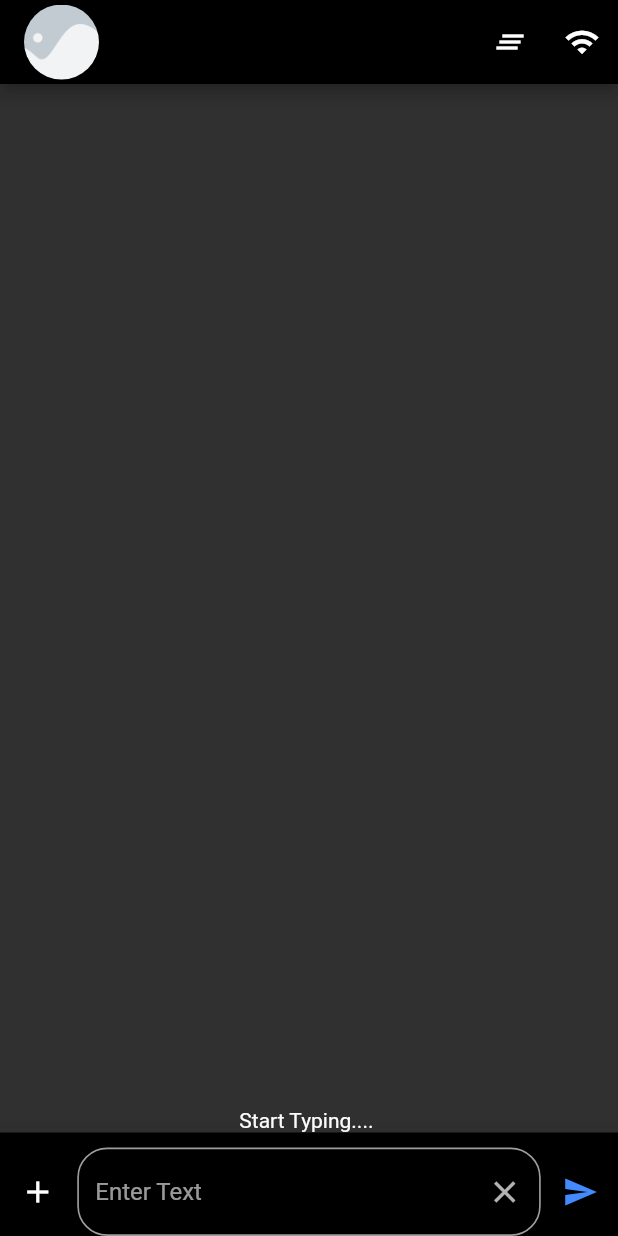
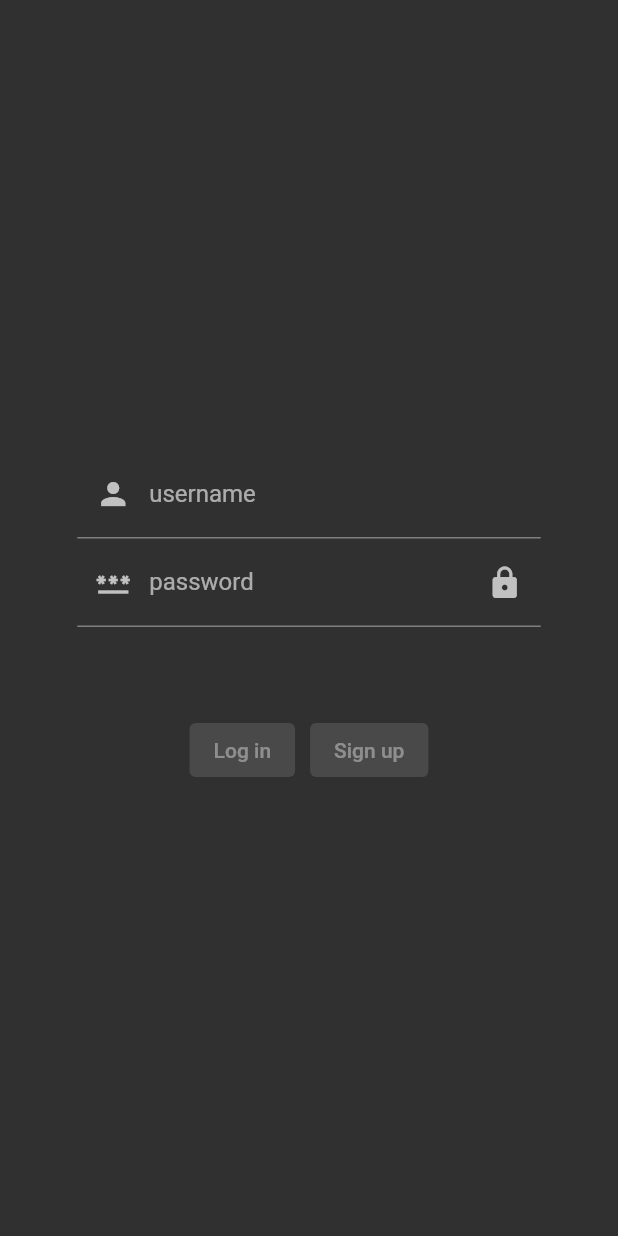
Before and after one commit to Ali-10011/Project-Note-Frontend, a Flutter app: the screen it shows after launch, on a phone screen of 412 x 824 dp. Run offline on Flutter 3.47's test engine with Material 2 defaults, Android fonts, the phone set to English and light mode, and no system bars; our stand-ins replace bubble, cached_network_image, camera, connectivity_plus, file_picker, firebase_core and 3 more; missing offline and left inert: cached_video_player; accounts and stored records are empty.

Commit message:
Added Login/Signup authorization with token, now token goes with http requests to ensure security

```diff
--- a/project_note/lib/main.dart
+++ b/project_note/lib/main.dart
@@ -1,6 +1,6 @@
 import 'package:firebase_core/firebase_core.dart';
 import 'package:flutter/material.dart';
-//import 'package:project_note/views/authentication_page.dart';
+import 'package:project_note/views/authentication_page.dart';
 import 'package:project_note/views/home_page.dart';
 import 'package:project_note/views/home_loader.dart';
 import 'firebase_options.dart';
@@ -35,9 +35,9 @@ class MyApp extends StatelessWidget {
     return MaterialApp(
       theme: ThemeData.dark(),
       title: 'Note',
-      initialRoute: '/initial',
+      initialRoute: '/auth',
       routes: {
-        //'/auth': (context) => const Auth(),
+        '/auth': (context) => const Auth(),
         '/home': (context) => const Home(),
         '/initial': (context) => const LoadingState(),
       },
--- a/project_note/lib/views/authentication_page.dart
+++ b/project_note/lib/views/authentication_page.dart
@@ -1,185 +1,207 @@
-// import 'package:flutter/material.dart';
-// import 'dart:convert';
-// import 'package:http/http.dart' as http;
+import 'dart:convert';
 
-// class Auth extends StatefulWidget {
-//   const Auth({Key? key}) : super(key: key);
+import 'package:flutter/material.dart';
+import 'package:http/http.dart' as http;
+import 'package:project_note/models/credentials_model.dart';
 
-//   @override
-//   State<Auth> createState() => _AuthState();
-// }
+class Auth extends StatefulWidget {
+  const Auth({Key? key}) : super(key: key);
 
-// class _AuthState extends State<Auth> {
-//   late final TextEditingController _usernamecontroller =
-//       TextEditingController();
-//   final TextEditingController _passwordcontroller = TextEditingController();
-//   bool _hidepassword = true;
-//   bool _usernamebuttonenabled = false;
-//   bool _passwordbuttonenabled = false;
-//   String _warningmessage = '';
-//   @override
-//   initState() {
-//     super.initState();
-//   }
+  @override
+  State<Auth> createState() => _AuthState();
+}
 
-//   @override
-//   Widget build(BuildContext context) {
-//     return SafeArea(
-//       child: Scaffold(
-//         body: Column(mainAxisAlignment: MainAxisAlignment.center, children: <
-//             Widget>[
-//           SizedBox(
-//             width: MediaQuery.of(context).size.width * 0.5,
-//             child: TextFormField(
-//               controller: _usernamecontroller,
-//               // inputFormatters: [
-//               //   FilteringTextInputFormatter.allow(RegExp(
-//               //       r"^[a-zA-Z0-9.a-zA-Z0-9.!#$%&'*+-/=?^_`{|}~]+@[a-zA-Z0-9]+\.[a-zA-Z]+")),
-//               // ],
-//               decoration: const InputDecoration(
-//                 icon: Icon(Icons.person),
-//                 hintText: 'JohnDoe',
-//                 labelText: 'username',
-//               ),
+class _AuthState extends State<Auth> {
+  late final TextEditingController _usernamecontroller =
+      TextEditingController();
+  final TextEditingController _passwordcontroller = TextEditingController();
+  bool _hidepassword = true;
+  bool _usernamebuttonenabled = false;
+  bool _passwordbuttonenabled = false;
+  String _warningmessage = '';
+  @override
+  initState() {
+    super.initState();
+  }
 
-//               onSaved: (String? value) {
-//                 // This optional block of code can be used to run
-//                 // code when the user saves the form.
-//               },
-//               autovalidateMode: AutovalidateMode.onUserInteraction,
-//               validator: (value) {
-//                 if (value == null || value.isEmpty) {
-//                   return 'Please enter your user name.';
-//                 } else if (value.length < 6) {
-//                   return 'Username must be of 6 characters or more';
-//                 } else if (value.contains(' ')) {
-//                   return 'Username cannot contain space character';
-//                 }
-//                 return null;
-//               },
-//               onChanged: (value) {
-//                 //Repition of code till I find a better alternative
-//                 setState(() {
-//                   if (value.length >= 6 &&
-//                       !value.contains(' ') &&
-//                       !(value.isNotEmpty)) {
-//                     _usernamebuttonenabled = true;
-//                   } else {
-//                     _usernamebuttonenabled = false;
-//                   }
-//                 });
-//               },
-//               textInputAction: TextInputAction.next,
-//             ),
-//           ),
-//           SizedBox(
-//             width: MediaQuery.of(context).size.width * 0.5,
-//             child: TextFormField(
-//               obscureText: _hidepassword,
-//               controller: _passwordcontroller,
-//               decoration: InputDecoration(
-//                 prefixIcon: const Icon(Icons.person),
-//                 suffixIcon: IconButton(
-//                     onPressed: () {
-//                       setState(() {
-//                         _hidepassword = !_hidepassword;
-//                       });
-//                     },
-//                     icon: const Icon(Icons.lock)),
-//                 hintText: 'I_amAlive',
-//                 labelText: 'Password',
-//               ),
-//               autovalidateMode: AutovalidateMode.onUserInteraction,
-//               validator: (value) {
-//                 if (value == null || value.isEmpty) {
-//                   return 'Please enter your password.';
-//                 } else if (value.length < 6) {
-//                   return 'Length of password must be of 6 characters or more';
-//                 } else if (value.contains(' ')) {
-//                   return 'Password cannot contain space character';
-//                 }
+  @override
+  Widget build(BuildContext context) {
+    return SafeArea(
+      child: Scaffold(
+        body: Column(mainAxisAlignment: MainAxisAlignment.center, children: <
+            Widget>[
+          SizedBox(
+            width: MediaQuery.of(context).size.width * 0.75,
+            child: TextFormField(
+              controller: _usernamecontroller,
+              // inputFormatters: [
+              //   FilteringTextInputFormatter.allow(RegExp(
+              //       r"^[a-zA-Z0-9.a-zA-Z0-9.!#$%&'*+-/=?^_`{|}~]+@[a-zA-Z0-9]+\.[a-zA-Z]+")),
+              // ],
+              decoration: const InputDecoration(
+                prefixIcon: Icon(Icons.person),
+                hintText: 'JohnDoe',
+                labelText: 'username',
+              ),
 
-//                 return null;
-//               },
-//               onChanged: (value) {
-//                 //Repition of code till I find a better alternative
-//                 setState(() {
-//                   if (value.length >= 6 &&
-//                       !value.contains(' ') &&
-//                       (value.isNotEmpty)) {
-//                     _passwordbuttonenabled = true;
-//                   } else {
-//                     _passwordbuttonenabled = false;
-//                   }
-//                 });
-//               },
-//               textInputAction: TextInputAction.next,
-//             ),
-//           ),
-//           const SizedBox(
-//             height: 10,
-//           ),
-//           TextButton(onPressed: () {}, child: Text(_warningmessage)),
-//           const SizedBox(
-//             height: 10,
-//           ),
-//           Row(
-//             mainAxisAlignment: MainAxisAlignment.center,
-//             children: [
-//               ElevatedButton(
-//                   onPressed: _usernamebuttonenabled && _passwordbuttonenabled
-//                       ? () async {
-//                           authType(
-//                               'login',
-//                               _usernamecontroller.value.text.toString(),
-//                               _passwordcontroller.value.text.toString());
-//                         }
-//                       : null,
-//                   child: const Text('Log in')),
-//               const SizedBox(
-//                 width: 10,
-//               ),
-//               ElevatedButton(
-//                   onPressed: _usernamebuttonenabled && _passwordbuttonenabled
-//                       ? () async {
-//                           authType(
-//                               'signup',
-//                               _usernamecontroller.value.text.toString(),
-//                               _passwordcontroller.value.text.toString());
-//                         }
-//                       : null,
-//                   child: const Text('Sign up')),
-//             ],
-//           ),
-//         ]),
-//       ),
-//     );
-//   }
+              onSaved: (String? value) {
+                // This optional block of code can be used to run
+                // code when the user saves the form.
+              },
+              autovalidateMode: AutovalidateMode.onUserInteraction,
+              validator: (value) {
+                if (value == null) {
+                  return 'Please enter your user name.';
+                } else if (value.length < 6) {
+                  return 'Username must be of 6 characters or more';
+                } else if (value.contains(' ')) {
+                  return 'Username cannot contain space character';
+                }
+                return null;
+              },
+              onChanged: (username) {
+                //Repition of code till I find a better alternative
 
-//   Future<void> authType(
-//       String authtype, String username, String password) async {
-//     try {
-//       var response = await http.post(Uri.parse('http://localhost:3000/'),
-//           headers: {
-//             "Content-Type": "application/x-www-form-urlencoded"
-//           },
-//           body: {
-//             'authtype': authtype,
-//             'username': username,
-//             'password': password
-//           });
+                setState(() {
+                  _warningmessage = '';
+                  if (username.length >= 6 &&
+                      !username.contains(' ') &&
+                      (username.isNotEmpty)) {
+                    _usernamebuttonenabled = true;
+                  } else {
+                    _usernamebuttonenabled = false;
+                  }
+                });
+              },
+              textInputAction: TextInputAction.next,
+            ),
+          ),
+          SizedBox(
+            width: MediaQuery.of(context).size.width * 0.75,
+            child: TextFormField(
+              obscureText: _hidepassword,
+              controller: _passwordcontroller,
+              decoration: InputDecoration(
+                prefixIcon: const Icon(Icons.password),
+                suffixIcon: IconButton(
+                    onPressed: () {
+                      setState(() {
+                        _hidepassword = !_hidepassword;
+                      });
+                    },
+                    icon: const Icon(Icons.lock)),
+                hintText: 'I_amAlive',
+                labelText: 'password',
+              ),
+              autovalidateMode: AutovalidateMode.onUserInteraction,
+              validator: (value) {
+                if (value == null) {
+                  return 'Please enter your password.';
+                } else if (value.length < 6) {
+                  return 'Length of password must be of 6 characters or more';
+                } else if (value.contains(' ')) {
+                  return 'Password cannot contain space character';
+                }
 
-//       if (response.statusCode == 200) {
-//         Map<dynamic, dynamic> jsonDecode = json.decode(response.body);
-//         if (jsonDecode['message'].toString() == "OK") {
-//           Navigator.pushReplacementNamed(context, '/home');
-//         }
-//         setState(() {
-//           _warningmessage = jsonDecode['message'].toString();
-//         });
-//       } else {}
-//     } catch (e) {
-//       throw ExactAssetImage(e.toString());
-//     }
-//   }
-// }
+                return null;
+              },
+              onChanged: (value) {
+                _warningmessage = '';
+                setState(() {
+                  if (value.length >= 6 &&
+                      !value.contains(' ') &&
+                      (value.isNotEmpty)) {
+                    _passwordbuttonenabled = true;
+                  } else {
+                    _passwordbuttonenabled = false;
+                  }
+                });
+              },
+              textInputAction: TextInputAction.next,
+            ),
+          ),
+          TextButton(
+              onPressed: () {},
+              child: Text(
+                _warningmessage,
+                style: const TextStyle(color: Colors.redAccent),
+              )),
+          const SizedBox(
+            height: 10,
+          ),
+          Row(
+            mainAxisAlignment: MainAxisAlignment.center,
+            children: [
+              ElevatedButton(
+                  onPressed: (_usernamebuttonenabled && _passwordbuttonenabled)
+                      ? () {
+                          loginUser(_usernamecontroller.value.text.toString(),
+                              _passwordcontroller.value.text.toString());
+                        }
+                      : null,
+                  child: const Text('Log in')),
+              const SizedBox(
+                width: 10,
+              ),
+              ElevatedButton(
+                  onPressed: (_usernamebuttonenabled && _passwordbuttonenabled)
+                      ? () {
+                          registerUser(
+                              _usernamecontroller.value.text.toString(),
+                              _passwordcontroller.value.text.toString());
+                        }
+                      : null,
+
+                  child: const Text('Sign up')),
+            ],
+          ),
+        ]),
+      ),
+    );
+  }
+
+  Future<void> loginUser(String username, String password) async {
+    try {
+      var response = await http.post(
+          Uri.parse('http://localhost:3000/api/auth/login'),
+          headers: {"Content-Type": "application/x-www-form-urlencoded"},
+          body: {'username': username, 'password': password});
+      switch (response.statusCode) {
+        case 200:
+          Map<dynamic, dynamic> jsonDecode = json.decode(response.body);
+          UserCredentials credentialsInstance = UserCredentials();
+          credentialsInstance.saveToken(jsonDecode['token']);
+
+          break;
+        default:
+          setState(() {
+            _warningmessage = response.body.toString();
+          });
+      }
+    } catch (e) {
+      throw Error;
+    }
+  }
+
+  Future<void> registerUser(String username, String password) async {
+    try {
+      var response = await http.post(
+          Uri.parse('http://localhost:3000/api/auth/register'),
+          headers: {"Content-Type": "application/x-www-form-urlencoded"},
+          body: {'username': username, 'password': password});
+      switch (response.statusCode) {
+        case 200:
+          Map<dynamic, dynamic> jsonDecode = json.decode(response.body);
+          UserCredentials credentialsInstance = UserCredentials();
+          credentialsInstance.saveToken(jsonDecode['token']);
+          break;
+        default:
+          setState(() {
+            _warningmessage = response.body.toString();
+          });
+      }
+    } catch (e) {
+      throw Error;
+    }
+  }
+}
--- a/project_note/lib/views/home_loader.dart
+++ b/project_note/lib/views/home_loader.dart
@@ -46,13 +46,16 @@ class _LoadingStateState extends State<LoadingState> {
   void setConnection() async {
     var connectivityResult = await (Connectivity().checkConnectivity());
 
-    if (connectivityResult == ConnectivityResult.mobile) {
+    setState(() {
+      if (connectivityResult == ConnectivityResult.mobile) {
         connection = ConnectionStatus.mobileNetwork;
       } else if (connectivityResult == ConnectivityResult.wifi) {
         connection = ConnectionStatus.wifi;
       } else {
         connection = ConnectionStatus.noConnection;
       }
+    });
+
     }
 
 
--- a/project_note/pubspec.yaml
+++ b/project_note/pubspec.yaml
@@ -39,6 +39,7 @@ dependencies:
   http:
   bubble:
   flutter_spinkit:
+  flutter_secure_storage:
   intl:
   firebase_core: ^1.22.0
   firebase_storage: ^10.3.8
```
Also changed, not shown: project_note/lib/models/credentials_model.dart (added, +20 -0 lines), project_note/lib/providers/message_provider.dart (+35 -9 lines), 5 other files.
